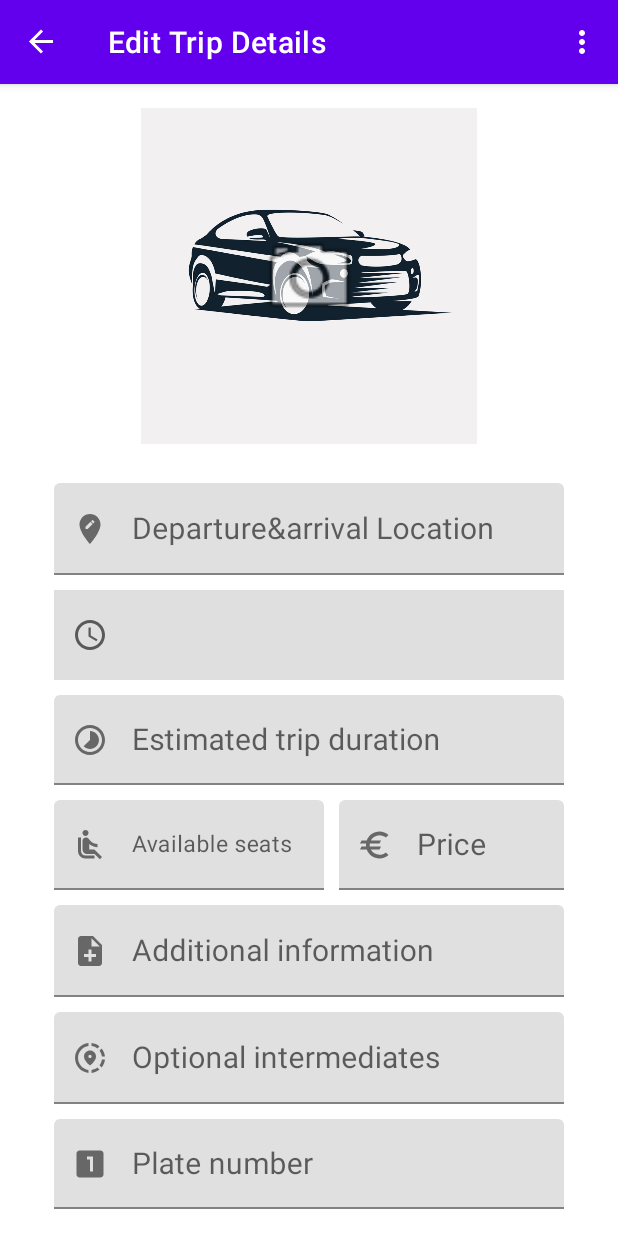
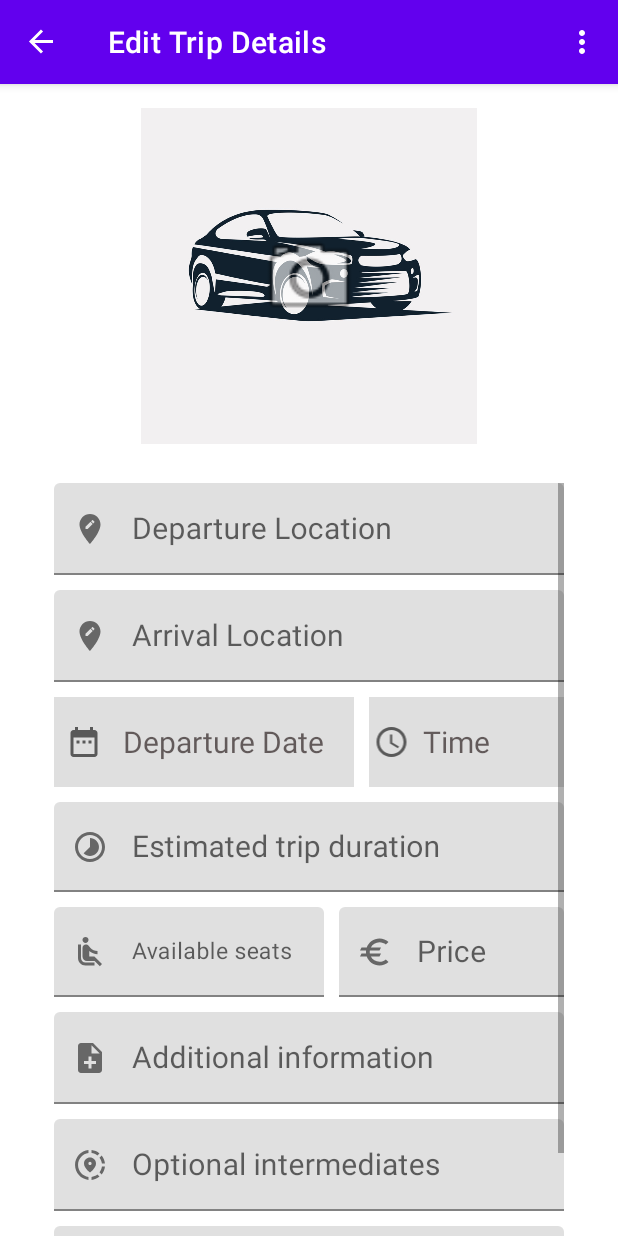
Before and after one commit to JuanPabloLoCoco/car-pooling, an Android app: the screen it shows after launch (MainActivity), after a tap on an icon or button, on a phone screen of 412 x 824 dp. Run offline under Robolectric (Android 15) with nearby library versions, the phone set to English and light mode, and no system bars; our stand-ins replace navigation-ui.

Commit message:
add more arguments

```diff
--- a/app/src/main/java/it/polito/mad/car_pooling/TripEditFragment.kt
+++ b/app/src/main/java/it/polito/mad/car_pooling/TripEditFragment.kt
@@ -1,5 +1,6 @@
 package it.polito.mad.car_pooling
 
+import android.Manifest
 import android.annotation.SuppressLint
 import android.app.Activity
 import android.app.DatePickerDialog
@@ -10,6 +11,7 @@ import android.content.Intent
 import android.content.pm.PackageManager
 import android.graphics.Bitmap
 import android.graphics.BitmapFactory
+import android.graphics.Color
 import android.graphics.ImageDecoder
 import android.icu.text.SimpleDateFormat
 import android.net.Uri
@@ -67,7 +69,8 @@ class TripEditFragment : Fragment() {
     val args: TripEditFragmentArgs by navArgs()
 
     lateinit var selectedTrip: Trip
-    lateinit var save_date : String
+    //lateinit var save_date : String
+    //lateinit var save_time : String
     @RequiresApi(Build.VERSION_CODES.N)
     override fun onCreateView(
         inflater: LayoutInflater, container: ViewGroup?,
@@ -93,7 +96,8 @@ class TripEditFragment : Fragment() {
         }
         loadDataInFields(selectedTrip, view)
 
-        val editDepDateTime = view.findViewById<TextView>(R.id.textEditDepDateTime)
+        val editDepDate = view.findViewById<TextView>(R.id.textEditDepDate)
+        val editDepTime = view.findViewById<TextView>(R.id.textEditDepTime)
         /*
         val editDepAriLocation = view.findViewById<TextInputLayout>(R.id.textEditDepAriLocation)
         val editEstDuration = view.findViewById<TextInputLayout>(R.id.textEditEstDuration)
@@ -143,24 +147,28 @@ class TripEditFragment : Fragment() {
             cal.set(Calendar.YEAR, year)
             cal.set(Calendar.MONTH, monthOfYear)
             cal.set(Calendar.DAY_OF_MONTH, dayOfMonth)
-            save_date = SimpleDateFormat("dd.MM.yyyy").format(cal.time)
+            editDepDate.text = SimpleDateFormat("dd.MM.yyyy").format(cal.time)
         }
         val timeSetListener = TimePickerDialog.OnTimeSetListener { timePicker, hour, minute ->
             cal.set(Calendar.HOUR_OF_DAY, hour)
             cal.set(Calendar.MINUTE, minute)
-            editDepDateTime.text = save_date + " " + SimpleDateFormat("HH:mm").format(cal.time)
+            editDepTime.text = SimpleDateFormat("HH:mm").format(cal.time)
         }
-        editDepDateTime.setOnClickListener {
+        editDepDate.setOnClickListener {
+            DatePickerDialog(requireContext(), dateSetListener, cal.get(Calendar.YEAR), cal.get(Calendar.MONTH), cal.get(Calendar.DAY_OF_MONTH)).show()
+        }
+        editDepTime.setOnClickListener {
             TimePickerDialog(requireContext(), timeSetListener, cal.get(Calendar.HOUR_OF_DAY), cal.get(Calendar.MINUTE), true).show()
-            DatePickerDialog(requireContext(), dateSetListener, cal.get(Calendar.YEAR), cal.get(Calendar.MONTH), cal.get(Calendar.DAY_OF_MONTH)).show()
         }
 
         return view
     }
 
     private fun loadDataInFields(trip: Trip, view: View) {
-        val editDepAriLocation = view.findViewById<TextInputLayout>(R.id.textEditDepAriLocation)
-        val editDepDateTime = view.findViewById<TextView>(R.id.textEditDepDateTime)
+        val editDepLocation = view.findViewById<TextInputLayout>(R.id.textEditDepLocation)
+        val editAriLocation = view.findViewById<TextInputLayout>(R.id.textEditAriLocation)
+        val editDepDate = view.findViewById<TextView>(R.id.textEditDepDate)
+        val editDepTime = view.findViewById<TextView>(R.id.textEditDepTime)
         val editEstDuration = view.findViewById<TextInputLayout>(R.id.textEditEstDuration)
         val editAvaSeat = view.findViewById<TextInputLayout>(R.id.textEditAvaSeat)
         val editPrice = view.findViewById<TextInputLayout>(R.id.textEditPrice)
@@ -169,8 +177,13 @@ class TripEditFragment : Fragment() {
         val editPlate = view.findViewById<TextInputLayout>(R.id.textEditPlate)
         val editimageView = view.findViewById<ImageView>(R.id.imageEditCar)
 
-        editDepAriLocation.editText?.setText(trip.depAriLocation)
-        editDepDateTime.hint= trip.depDateTime
+        editDepLocation.editText?.setText(trip.depLocation)
+        editAriLocation.editText?.setText(trip.ariLocation)
+        //editDepDateTime.hint= trip.depDateTime
+        editDepDate.text = if (editDepDate.text == "Departure Date") "Departure Date" else trip.depDate
+        editDepDate.setTextColor(Color.parseColor("#9E150808"))
+        editDepTime.text = if (editDepTime.text == "Time") "Time" else trip.depTime
+        editDepTime.setTextColor(Color.parseColor("#9E150808"))
         editEstDuration.editText?.setText(trip.estDuration)
         editAvaSeat.editText?.setText(trip.avaSeat)
         editPrice.editText?.setText(trip.price)
@@ -244,8 +257,10 @@ class TripEditFragment : Fragment() {
     }
 
     fun saveDataInTrip () {
-        var editDepAriLocation = requireView().findViewById<TextInputLayout>(R.id.textEditDepAriLocation).editText?.text.toString()
-        var editDepDateTime = requireView().findViewById<TextView>(R.id.textEditDepDateTime).text.toString()
+        var editDepLocation = requireView().findViewById<TextInputLayout>(R.id.textEditDepLocation).editText?.text.toString()
+        var editAriLocation = requireView().findViewById<TextInputLayout>(R.id.textEditAriLocation).editText?.text.toString()
+        var editDepDate = requireView().findViewById<TextView>(R.id.textEditDepDate).text.toString()
+        var editDepTime = requireView().findViewById<TextView>(R.id.textEditDepTime).text.toString()
         var editEstDuration = requireView().findViewById<TextInputLayout>(R.id.textEditEstDuration).editText?.text.toString()
         var editAvaSeat = requireView().findViewById<TextInputLayout>(R.id.textEditAvaSeat).editText?.text.toString()
         var editPrice = requireView().findViewById<TextInputLayout>(R.id.textEditPrice).editText?.text.toString()
@@ -253,8 +268,10 @@ class TripEditFragment : Fragment() {
         var editOptional = requireView().findViewById<TextInputLayout>(R.id.textEditOptional).editText?.text.toString()
         var editPlate = requireView().findViewById<TextInputLayout>(R.id.textEditPlate).editText?.text.toString()
 
-        selectedTrip.depAriLocation = editDepAriLocation//if (editDepAriLocation == storeDepAriLocation || editDepAriLocation.isEmpty()) storeDepAriLocation else editDepAriLocation
-        selectedTrip.depDateTime = editDepDateTime//if (editDepDateTime == storeDepDateTime || editDepDateTime.isEmpty()) storeDepDateTime else editDepDateTime
+        selectedTrip.depLocation = editDepLocation//if (editDepAriLocation == storeDepAriLocation || editDepAriLocation.isEmpty()) storeDepAriLocation else editDepAriLocation
+        selectedTrip.ariLocation = editAriLocation
+        selectedTrip.depDate = editDepDate//if (editDepDateTime == storeDepDateTime || editDepDateTime.isEmpty()) storeDepDateTime else editDepDateTime
+        selectedTrip.depTime = editDepTime
         selectedTrip.estDuration = editEstDuration//if (editEstDuration == storeEstDuration || editEstDuration.isEmpty()) storeEstDuration else editEstDuration
         selectedTrip.avaSeat = editAvaSeat//if (editAvaSeat == storeAvaSeat || editAvaSeat.isEmpty()) storeAvaSeat else editAvaSeat
         selectedTrip.price = editPrice//if (editPrice == storePrice || editPrice.isEmpty()) storePrice else editPrice
@@ -318,8 +335,8 @@ class TripEditFragment : Fragment() {
 
     private fun openGalleryClick() {
         if (Build.VERSION.SDK_INT >= Build.VERSION_CODES.M) {
-            if (ActivityCompat.checkSelfPermission(requireContext(),android.Manifest.permission.READ_EXTERNAL_STORAGE) == PackageManager.PERMISSION_DENIED) {
-                val permissionsGallery = arrayOf(android.Manifest.permission.READ_EXTERNAL_STORAGE)
+            if (ActivityCompat.checkSelfPermission(requireContext(), Manifest.permission.READ_EXTERNAL_STORAGE) == PackageManager.PERMISSION_DENIED) {
+                val permissionsGallery = arrayOf(Manifest.permission.READ_EXTERNAL_STORAGE)
                 requestPermissions(permissionsGallery, REQUEST_OPEN_GALLERY)
             } else {
                 openGallery()
@@ -340,10 +357,10 @@ class TripEditFragment : Fragment() {
     @SuppressLint("WrongConstant")
     private fun openCameraClick() {
         if (Build.VERSION.SDK_INT >= Build.VERSION_CODES.M){
-            if (ActivityCompat.checkSelfPermission(requireContext(), android.Manifest.permission.CAMERA) == PackageManager.PERMISSION_DENIED
-                    || checkSelfPermission(requireContext(), android.Manifest.permission.WRITE_EXTERNAL_STORAGE) == PackageManager.PERMISSION_DENIED){
-                val permissionsCamera = arrayOf(android.Manifest.permission.CAMERA,
-                        android.Manifest.permission.WRITE_EXTERNAL_STORAGE)
+            if (ActivityCompat.checkSelfPermission(requireContext(), Manifest.permission.CAMERA) == PackageManager.PERMISSION_DENIED
+                    || checkSelfPermission(requireContext(), Manifest.permission.WRITE_EXTERNAL_STORAGE) == PackageManager.PERMISSION_DENIED){
+                val permissionsCamera = arrayOf(Manifest.permission.CAMERA,
+                        Manifest.permission.WRITE_EXTERNAL_STORAGE)
                 requestPermissions(permissionsCamera, REQUEST_IMAGE_CAPTURE)
             } else {
                 openCamera()
--- a/app/src/main/java/it/polito/mad/car_pooling/models/Trip.kt
+++ b/app/src/main/java/it/polito/mad/car_pooling/models/Trip.kt
@@ -8,10 +8,10 @@ data class Trip (var id: Int) {
         val NEW_TRIP_ID: Int = -1
     }
 
-
-    var arrLocation: String=""
-    var depAriLocation: String = ""
-    var depDateTime: String = ""
+    var depLocation: String = ""
+    var ariLocation: String=""
+    var depDate: String = ""
+    var depTime: String = ""
     var estDuration: String = ""
     var avaSeat: String = ""
     var price: String = ""
--- a/app/src/main/res/layout-land/fragment_trip_edit.xml
+++ b/app/src/main/res/layout-land/fragment_trip_edit.xml
@@ -48,11 +48,30 @@
             android:orientation="vertical">
 
             <com.google.android.material.textfield.TextInputLayout
-                android:id="@+id/textEditDepAriLocation"
+                android:id="@+id/textEditDepLocation"
                 android:layout_width="match_parent"
                 android:layout_height="wrap_content"
                 android:minHeight="60dp"
-                android:hint="Departure&amp;arrival Location"
+                android:hint="Departure Location"
+                android:layout_marginBottom="10dp"
+                app:startIconDrawable="@drawable/ic_baseline_edit_location_24"
+                app:startIconContentDescription="temp"
+                app:endIconMode="clear_text">
+
+                <com.google.android.material.textfield.TextInputEditText
+                    android:layout_width="match_parent"
+                    android:layout_height="match_parent"
+                    android:textSize="20sp"
+                    android:textColor="#4D000000"
+                    android:inputType="textMultiLine"/>
+            </com.google.android.material.textfield.TextInputLayout>
+
+            <com.google.android.material.textfield.TextInputLayout
+                android:id="@+id/textEditAriLocation"
+                android:layout_width="match_parent"
+                android:layout_height="wrap_content"
+                android:minHeight="60dp"
+                android:hint="Arrival Location"
                 android:layout_marginBottom="10dp"
                 app:startIconDrawable="@drawable/ic_baseline_edit_location_24"
                 app:startIconContentDescription="temp"
@@ -69,9 +88,44 @@
             <LinearLayout
                 android:layout_width="match_parent"
                 android:layout_height="60dp"
-                android:background="#20000000"
                 android:layout_marginBottom="10dp"
                 android:orientation="horizontal">
+
+                <LinearLayout
+                    android:layout_width="210dp"
+                    android:layout_height="match_parent"
+                    android:background="#20000000"
+                    android:layout_marginRight="10dp"
+                    android:orientation="horizontal">
+
+                    <ImageView
+                        android:layout_width="0dp"
+                        android:layout_height="wrap_content"
+                        android:layout_weight="1"
+                        app:srcCompat="@drawable/ic_baseline_date_range_24"
+                        tools:ignore="VectorDrawableCompat"
+                        android:layout_gravity="center"/>
+                    <EditText
+                        android:id="@+id/textEditDepDate"
+                        android:focusableInTouchMode="false"
+                        android:clickable="true"
+                        android:layout_width="0dp"
+                        android:layout_height="match_parent"
+                        android:layout_weight="3"
+                        android:inputType="datetime"
+                        android:textSize="20sp"
+                        android:paddingLeft="6dp"
+                        android:hint="Departure Date"
+                        android:background="@null"
+                        android:textColorHint="#9E150808"/>
+                </LinearLayout>
+
+                <LinearLayout
+                    android:layout_width="200dp"
+                    android:layout_height="match_parent"
+                    android:background="#20000000"
+                    android:orientation="horizontal">
+
                     <ImageView
                         android:layout_width="0dp"
                         android:layout_height="wrap_content"
@@ -80,15 +134,20 @@
                         tools:ignore="VectorDrawableCompat"
                         android:layout_gravity="center"/>
                     <EditText
-                    android:id="@+id/textEditDepDateTime"
+                        android:id="@+id/textEditDepTime"
                         android:focusableInTouchMode="false"
                         android:clickable="true"
                         android:layout_width="0dp"
                         android:layout_height="match_parent"
-                    android:layout_weight="6"
+                        android:layout_weight="4"
                         android:inputType="datetime"
                         android:textSize="20sp"
-                    android:hint="Departure date&amp;time"/>
+                        android:paddingLeft="6dp"
+                        android:hint="Time"
+                        android:background="@null"
+                        android:textColorHint="#9E150808"/>
+                </LinearLayout>
+
             </LinearLayout>
 
             <com.google.android.material.textfield.TextInputLayout
@@ -105,7 +164,6 @@
                     android:layout_width="match_parent"
                     android:layout_height="match_parent"
                     android:textSize="20sp"
-                    android:inputType="time"
                     android:textColor="#4D000000"/>
             </com.google.android.material.textfield.TextInputLayout>
 
--- a/app/src/main/res/layout/fragment_trip_edit.xml
+++ b/app/src/main/res/layout/fragment_trip_edit.xml
@@ -47,11 +47,30 @@
             android:orientation="vertical">
 
             <com.google.android.material.textfield.TextInputLayout
-                android:id="@+id/textEditDepAriLocation"
+                android:id="@+id/textEditDepLocation"
                 android:layout_width="match_parent"
                 android:layout_height="wrap_content"
                 android:minHeight="60dp"
-                android:hint="Departure&amp;arrival Location"
+                android:hint="Departure Location"
+                android:layout_marginBottom="10dp"
+                app:startIconDrawable="@drawable/ic_baseline_edit_location_24"
+                app:startIconContentDescription="temp"
+                app:endIconMode="clear_text">
+
+                <com.google.android.material.textfield.TextInputEditText
+                    android:layout_width="match_parent"
+                    android:layout_height="match_parent"
+                    android:textSize="20sp"
+                    android:textColor="#4D000000"
+                    android:inputType="textMultiLine"/>
+            </com.google.android.material.textfield.TextInputLayout>
+
+            <com.google.android.material.textfield.TextInputLayout
+                android:id="@+id/textEditAriLocation"
+                android:layout_width="match_parent"
+                android:layout_height="wrap_content"
+                android:minHeight="60dp"
+                android:hint="Arrival Location"
                 android:layout_marginBottom="10dp"
                 app:startIconDrawable="@drawable/ic_baseline_edit_location_24"
                 app:startIconContentDescription="temp"
@@ -68,9 +87,44 @@
             <LinearLayout
                 android:layout_width="match_parent"
                 android:layout_height="60dp"
-                android:background="#20000000"
                 android:layout_marginBottom="10dp"
                 android:orientation="horizontal">
+
+                <LinearLayout
+                    android:layout_width="200dp"
+                    android:layout_height="match_parent"
+                    android:background="#20000000"
+                    android:layout_marginRight="10dp"
+                    android:orientation="horizontal">
+
+                    <ImageView
+                        android:layout_width="0dp"
+                        android:layout_height="wrap_content"
+                        android:layout_weight="1"
+                        app:srcCompat="@drawable/ic_baseline_date_range_24"
+                        tools:ignore="VectorDrawableCompat"
+                        android:layout_gravity="center"/>
+                    <EditText
+                        android:id="@+id/textEditDepDate"
+                        android:focusableInTouchMode="false"
+                        android:clickable="true"
+                        android:layout_width="0dp"
+                        android:layout_height="match_parent"
+                        android:layout_weight="4"
+                        android:inputType="datetime"
+                        android:textSize="20sp"
+                        android:paddingLeft="6dp"
+                        android:hint="Departure Date"
+                        android:background="@null"
+                        android:textColorHint="#9E150808"/>
+                </LinearLayout>
+
+                <LinearLayout
+                    android:layout_width="150dp"
+                    android:layout_height="match_parent"
+                    android:background="#20000000"
+                    android:orientation="horizontal">
+
                     <ImageView
                         android:layout_width="0dp"
                         android:layout_height="wrap_content"
@@ -79,17 +133,20 @@
                         tools:ignore="VectorDrawableCompat"
                         android:layout_gravity="center"/>
                     <EditText
-                    android:id="@+id/textEditDepDateTime"
+                        android:id="@+id/textEditDepTime"
                         android:focusableInTouchMode="false"
                         android:clickable="true"
                         android:layout_width="0dp"
                         android:layout_height="match_parent"
-                    android:layout_weight="6"
+                        android:layout_weight="4"
                         android:inputType="datetime"
                         android:textSize="20sp"
-                    android:hint="Departure date&amp;time"
+                        android:paddingLeft="6dp"
+                        android:hint="Time"
                         android:background="@null"
                         android:textColorHint="#9E150808"/>
+                </LinearLayout>
+
             </LinearLayout>
 
             <com.google.android.material.textfield.TextInputLayout
@@ -106,7 +163,6 @@
                     android:layout_width="match_parent"
                     android:layout_height="match_parent"
                     android:textSize="20sp"
-                    android:inputType="time"
                     android:textColor="#4D000000"/>
             </com.google.android.material.textfield.TextInputLayout>
 
```
Also changed, not shown: app/src/main/java/it/polito/mad/car_pooling/TripDetailsFragment.kt (+8 -4 lines), app/src/main/java/it/polito/mad/car_pooling/TripListFragment.kt (+3 -4 lines), app/src/main/res/layout-land/fragment_trip_details.xml (+41 -5 lines), app/src/main/res/layout-land/item_layout.xml (+14 -9 lines), app/src/main/res/layout/fragment_trip_details.xml (+41 -5 lines), app/src/main/res/layout/item_layout.xml (+10 -7 lines). Lines whose indentation alone changed are shown as unchanged.
